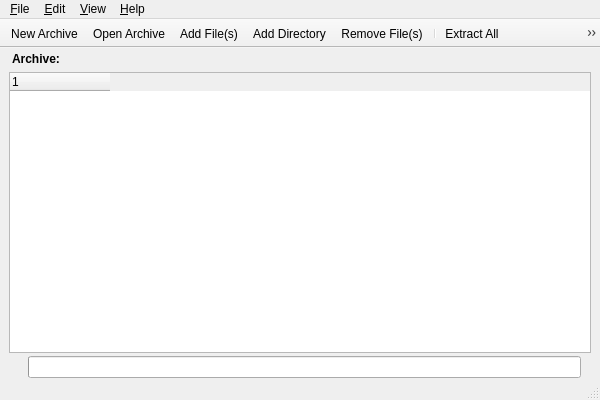
First picture: the form in mainWin.ui, repository tsujan/Arqiver, before the edit.
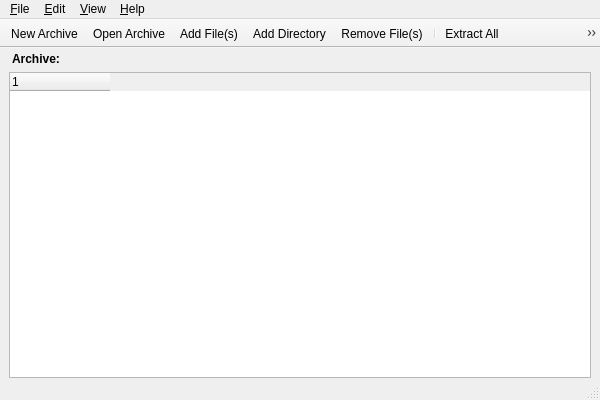
Second picture: the form after the edit. Custom widgets are drawn as their Qt base class.

What changed in the file:
```diff
--- a/mainWin.ui
+++ b/mainWin.ui
@@ -89,52 +89,6 @@
       </column>
      </widget>
     </item>
-    <item>
-     <layout class="QHBoxLayout" name="horizontalLayout_2">
-      <item alignment="Qt::AlignLeft">
-       <widget class="QLabel" name="label_progress_icon">
-        <property name="sizePolicy">
-         <sizepolicy hsizetype="Fixed" vsizetype="Fixed">
-          <horstretch>0</horstretch>
-          <verstretch>0</verstretch>
-         </sizepolicy>
-        </property>
-        <property name="minimumSize">
-         <size>
-          <width>16</width>
-          <height>16</height>
-         </size>
-        </property>
-        <property name="maximumSize">
-         <size>
-          <width>16</width>
-          <height>16</height>
-         </size>
-        </property>
-        <property name="text">
-         <string notr="true"/>
-        </property>
-       </widget>
-      </item>
-      <item>
-       <widget class="QProgressBar" name="progressBar">
-        <property name="textVisible">
-         <bool>false</bool>
-        </property>
-       </widget>
-      </item>
-      <item>
-       <widget class="Arqiver::Label" name="label_progress">
-        <property name="text">
-         <string notr="true"/>
-        </property>
-        <property name="alignment">
-         <set>Qt::AlignRight|Qt::AlignTrailing|Qt::AlignVCenter</set>
-        </property>
-       </widget>
-      </item>
-     </layout>
-    </item>
    </layout>
   </widget>
   <widget class="QMenuBar" name="menubar">
```
Left out of the diff: 30 changed lines with no effect on the pictures.
